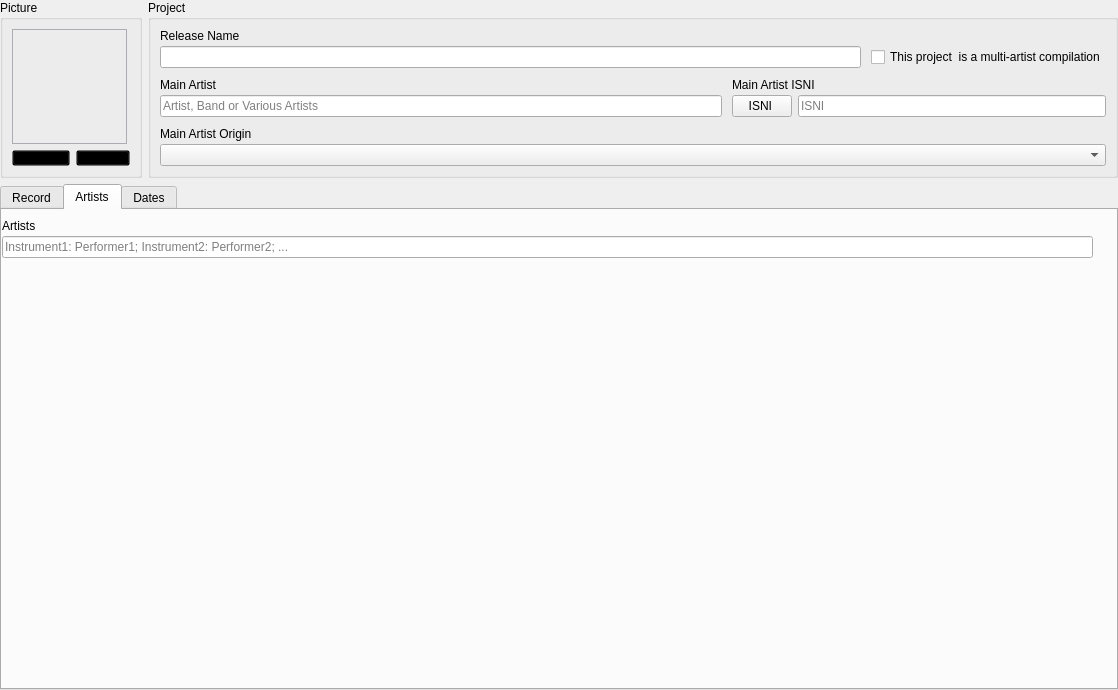
The window that resources/ui/album_page.ui (Iconoclasteinc/tgit) describes before a commit, drawn with Qt 5.
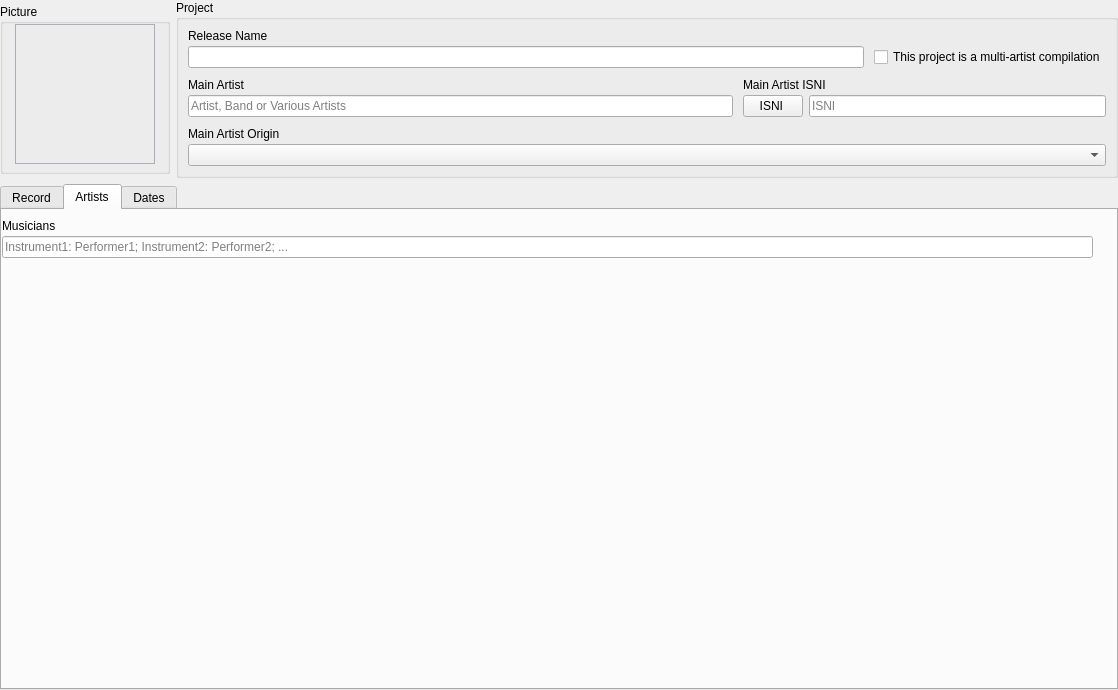
The same window after the commit. The open tabs and pages were chosen to show the change. Icons and pictures are not drawn. Custom widgets are drawn as their Qt base class.

Commit message: Revamp of the look and feel of the project's picture.

Patch:
```diff
--- a/resources/ui/album_page.ui
+++ b/resources/ui/album_page.ui
@@ -27,12 +27,30 @@
     <layout class="QHBoxLayout" name="_top_banner">
      <item>
       <widget class="QGroupBox" name="_picture_box">
+       <property name="minimumSize">
+        <size>
+         <width>170</width>
+         <height>170</height>
+        </size>
+       </property>
+       <property name="maximumSize">
+        <size>
+         <width>170</width>
+         <height>170</height>
+        </size>
+       </property>
        <property name="title">
         <string>Picture</string>
        </property>
-       <layout class="QVBoxLayout" name="verticalLayout">
-        <item>
-         <widget class="QLabel" name="_front_cover">
+       <widget class="QPushButton" name="_front_cover">
+        <property name="geometry">
+         <rect>
+          <x>15</x>
+          <y>20</y>
+          <width>140</width>
+          <height>140</height>
+         </rect>
+        </property>
           <property name="sizePolicy">
            <sizepolicy hsizetype="Fixed" vsizetype="Fixed">
             <horstretch>0</horstretch>
@@ -41,58 +59,41 @@
           </property>
           <property name="minimumSize">
            <size>
-            <width>115</width>
-            <height>115</height>
+          <width>140</width>
+          <height>140</height>
            </size>
           </property>
           <property name="maximumSize">
            <size>
-            <width>115</width>
-            <height>115</height>
-           </size>
-          </property>
+          <width>140</width>
+          <height>140</height>
+         </size>
+        </property>
+        <property name="cursor">
+         <cursorShape>PointingHandCursor</cursorShape>
+        </property>
+        <property name="focusPolicy">
+         <enum>Qt::StrongFocus</enum>
+        </property>
           <property name="styleSheet">
-           <string notr="true">QLabel {
+         <string notr="true">QPushButton {
 	border: 1px solid #ABADB3;
 }
 </string>
           </property>
-          <property name="text">
-           <string/>
-          </property>
-          <property name="buddy">
-           <cstring>_front_cover</cstring>
-          </property>
-         </widget>
-        </item>
-        <item>
-         <layout class="QHBoxLayout" name="_picture_box_buttons">
-          <item>
-           <widget class="QPushButton" name="_select_picture_button">
-            <property name="cursor">
-             <cursorShape>PointingHandCursor</cursorShape>
-            </property>
-            <property name="focusPolicy">
-             <enum>Qt::StrongFocus</enum>
-            </property>
-            <property name="styleSheet">
-             <string notr="true">QPushButton {
-	background-color: transparent;
-	margin: 0;
-	padding: 0;
-}
-
-QPushButton:hover {
-	text-decoration: underline
-}</string>
-            </property>
-            <property name="text">
-             <string>SELECT...</string>
-            </property>
-           </widget>
-          </item>
-          <item>
+        <property name="flat">
+         <bool>true</bool>
+        </property>
+       </widget>
            <widget class="QPushButton" name="_remove_picture_button">
+        <property name="geometry">
+         <rect>
+          <x>140</x>
+          <y>12</y>
+          <width>26</width>
+          <height>22</height>
+         </rect>
+        </property>
             <property name="cursor">
              <cursorShape>PointingHandCursor</cursorShape>
             </property>
@@ -110,14 +111,21 @@
 	text-decoration: underline
 }</string>
             </property>
-            <property name="text">
-             <string>REMOVE</string>
-            </property>
-           </widget>
-          </item>
-         </layout>
-        </item>
-       </layout>
+        <property name="icon">
+         <iconset>
+          <normalon>:/images/close.png</normalon>
+         </iconset>
+        </property>
+        <property name="iconSize">
+         <size>
+          <width>20</width>
+          <height>20</height>
+         </size>
+        </property>
+        <property name="flat">
+         <bool>true</bool>
+        </property>
+       </widget>
       </widget>
      </item>
      <item>
@@ -162,7 +170,7 @@
              <enum>Qt::StrongFocus</enum>
             </property>
             <property name="text">
-             <string>This project  is a multi-artist compilation</string>
+             <string>This project is a multi-artist compilation</string>
             </property>
            </widget>
           </item>
@@ -479,7 +487,7 @@
          <item>
           <widget class="QLabel" name="_artists_caption">
            <property name="text">
-            <string>Artists</string>
+            <string>Musicians</string>
            </property>
            <property name="buddy">
             <cstring>_artists</cstring>
```
Left out of the diff: 2 changed lines with no effect on the pictures. Lines whose indentation alone changed are shown as unchanged. The commit also changes 9 other files.
